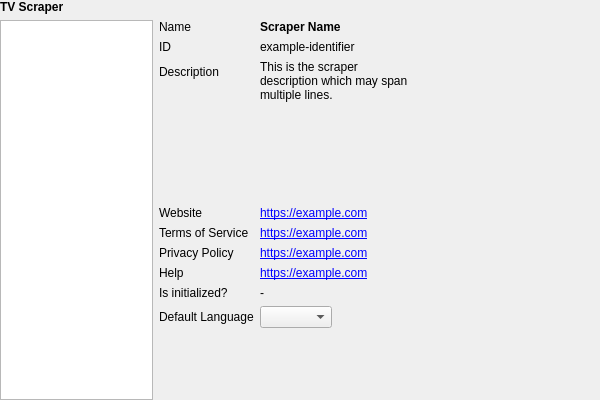
This is src/ui/settings/TvScraperSettingsWidget.ui in Komet/MediaElch as Qt 5 draws it before an edit. The edited form follows.
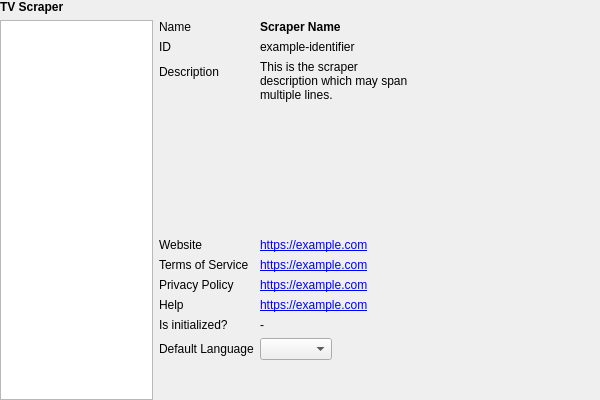
This is the edited form. Custom widgets are drawn as their Qt base class.

Commit message:
fix(UI): Fix spacing of settings window; add scroll areas
To make the settings more readable, fix some spacing issues.

```diff
--- a/src/ui/settings/TvScraperSettingsWidget.ui
+++ b/src/ui/settings/TvScraperSettingsWidget.ui
@@ -63,7 +63,7 @@
     </layout>
    </item>
    <item>
-    <layout class="QVBoxLayout" name="vLayout_tvScraperInfos">
+    <layout class="QVBoxLayout" name="vLayout_tvScraperInfos" stretch="0,1,0">
      <item>
       <widget class="QLabel" name="lblScraperDetails">
        <property name="font">
@@ -131,7 +131,7 @@
          <item row="2" column="1">
           <widget class="QLabel" name="txtDescription">
            <property name="sizePolicy">
-            <sizepolicy hsizetype="Fixed" vsizetype="Preferred">
+            <sizepolicy hsizetype="Fixed" vsizetype="Expanding">
              <horstretch>1</horstretch>
              <verstretch>0</verstretch>
             </sizepolicy>
```
Left out of the diff: 5 changed lines with no effect on the pictures. The commit also changes 5 other files.
